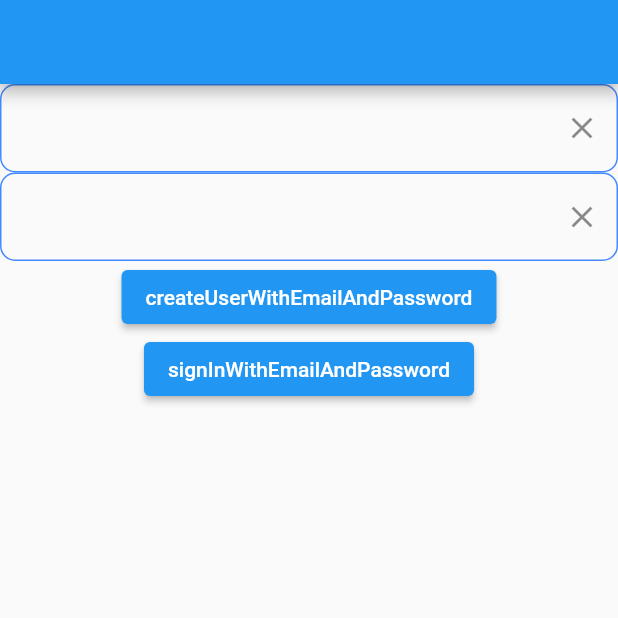
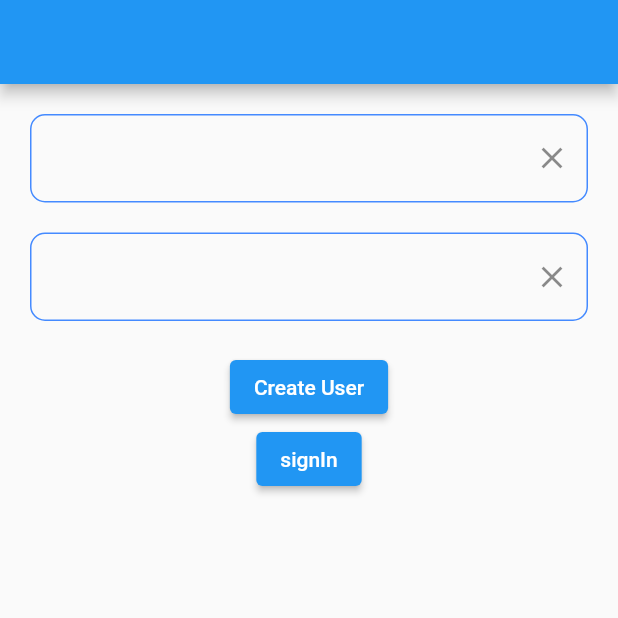
Before and after one commit to adamAboZaid10/iti_firebase, a Flutter app: the screen it shows after launch, on a phone screen of 412 x 824 dp, the top half of it. Run offline on Flutter 3.47's test engine with Material 2 defaults, Android fonts, the phone set to English and light mode, and no system bars; our stand-ins replace firebase_auth, firebase_core; accounts and stored records are empty.

Commit message:
second commit

```diff
--- a/lib/home.dart
+++ b/lib/home.dart
@@ -1,6 +1,6 @@
 import 'package:flutter/material.dart';
-class HommPage extends StatelessWidget {
-  const HommPage({Key? key}) : super(key: key);
+class HomePage extends StatelessWidget {
+  const HomePage({Key? key}) : super(key: key);
 
   @override
   Widget build(BuildContext context) {
--- a/lib/main.dart
+++ b/lib/main.dart
@@ -18,13 +18,16 @@ class MyApp extends StatelessWidget {
     return MaterialApp(
         home: Scaffold(
           appBar: AppBar(),
-        body: Column(
+        body: Padding(
+          padding: const EdgeInsets.all(20),
+          child: Center(
+            child: Column(
               children: [
                 TextField(
                   controller: _textController1,
                   decoration: InputDecoration(
                       enabledBorder: OutlineInputBorder(
-                    borderSide: BorderSide(
+                        borderSide:const  BorderSide(
                           color: Colors.blueAccent,
                         ),
                         borderRadius: BorderRadius.circular(10.0),
@@ -37,13 +40,14 @@ class MyApp extends StatelessWidget {
                       )
                   ),
                 ),
-//====================================================
+
+                const SizedBox(height: 20,),
 
                 TextField(
                   controller: _textController2,
                   decoration: InputDecoration(
                       enabledBorder: OutlineInputBorder(
-                    borderSide: BorderSide(
+                        borderSide: const BorderSide(
                           color: Colors.blueAccent,
                         ),
                         borderRadius: BorderRadius.circular(10.0),
@@ -59,12 +63,12 @@ class MyApp extends StatelessWidget {
                   ),
                 ),
 
+                const SizedBox(height: 20,),
 
-            //
-            ElevatedButton(onPressed: ()async{
+                ElevatedButton(
+                  onPressed: ()async{
                 try{UserCredential userCredential =await FirebaseAuth.instance.createUserWithEmailAndPassword(
                   email: _textController1.text, password: _textController2.text);
-             // print(userCredential);
                 }
                 on FirebaseAuthException catch(e){
                   if(e.code=="weak-password"){
@@ -78,7 +82,7 @@ class MyApp extends StatelessWidget {
                    print("e");
                 }
                 },
-            child: Text("createUserWithEmailAndPassword"),
+                child: Text("Create User"),
                 ),
 
                 // sign in
@@ -89,7 +93,7 @@ class MyApp extends StatelessWidget {
                  print("exist");
                  print(userCredential.user?.emailVerified);
                 MaterialPageRoute(
-              builder: (context) => HommPage(),);
+                  builder: (context) => HomePage(),);
                  if(userCredential.user?.emailVerified==false){
                   User? user =FirebaseAuth.instance.currentUser;
                   await user?.sendEmailVerification();
@@ -112,11 +116,13 @@ class MyApp extends StatelessWidget {
 
                 },
 
-            child: const Text("signInWithEmailAndPassword"),
+                child: const Text("signIn"),
                 ),
 
 //===========================
               ],
+            ),
+          ),
         ),
 
         ),
```
Lines whose indentation alone changed are shown as unchanged.
